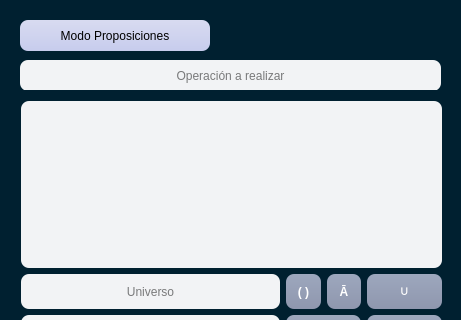
nanyssalazar/Calculadora-Binaria, file UI.ui: the form before one commit; both pictures show x 0 to 461 and y 0 to 320 of the 461 by 553 pixel window.
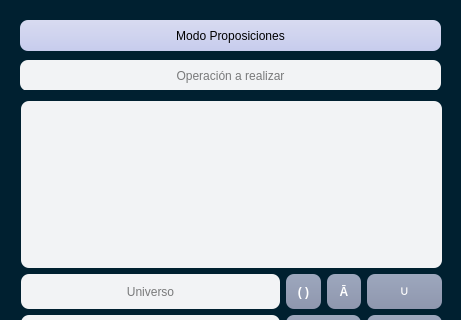
The form after the commit.

Commit message: cambio de tamaño de modos

What changed in the file:
```diff
--- a/UI.ui
+++ b/UI.ui
@@ -649,7 +649,7 @@
      <rect>
       <x>20</x>
       <y>10</y>
-      <width>301</width>
+      <width>421</width>
       <height>41</height>
      </rect>
     </property>
@@ -680,7 +680,7 @@
        <rect>
         <x>0</x>
         <y>10</y>
-        <width>190</width>
+        <width>421</width>
         <height>31</height>
        </rect>
       </property>
```
Left out of the diff: 2 changed lines with no effect on the pictures. The commit also changes 1 other file.
